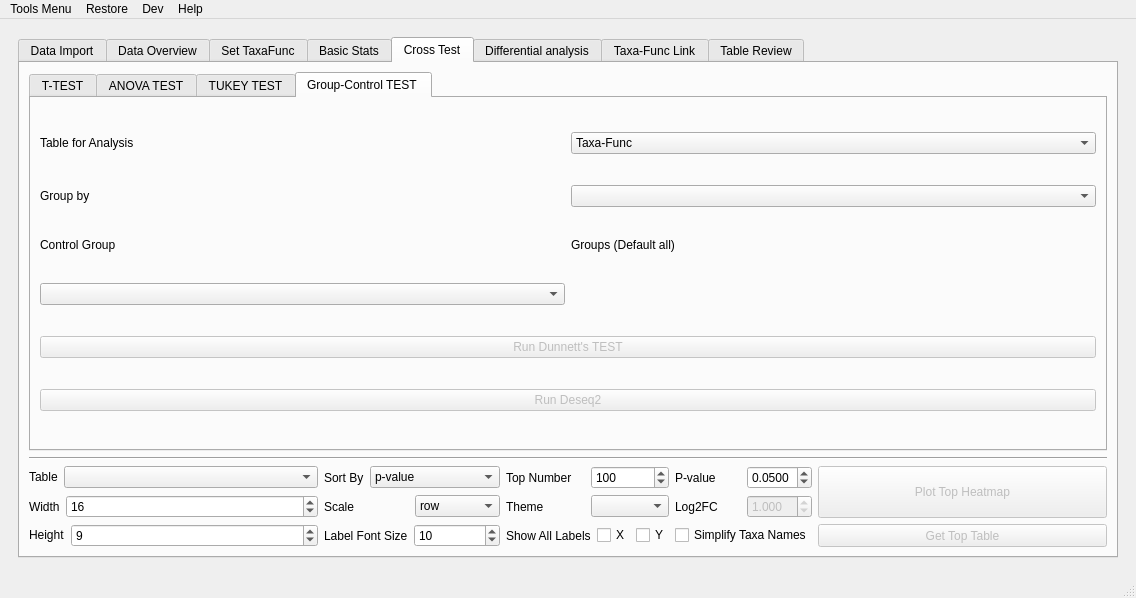
Old version of the form utils/MetaX_GUI/MainWindow.ui in the repository byemaxx/MetaX.
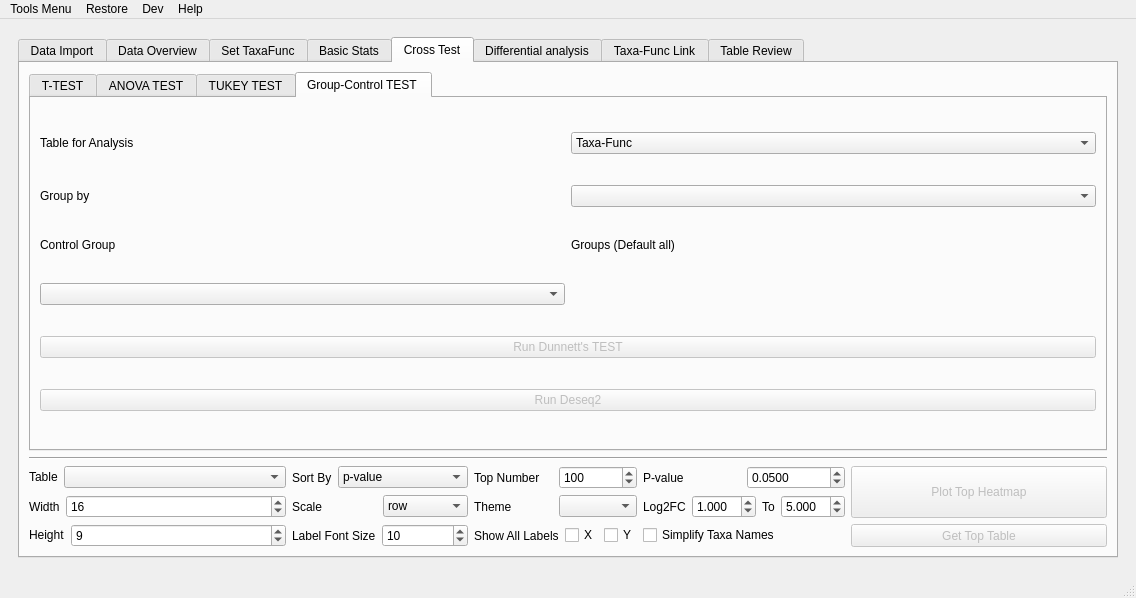
New version of the form.

```diff
--- a/utils/MetaX_GUI/MainWindow.ui
+++ b/utils/MetaX_GUI/MainWindow.ui
@@ -3044,7 +3044,7 @@
                 <item>
                  <widget class="QDoubleSpinBox" name="doubleSpinBox_log2fc_heatmap">
                   <property name="enabled">
-                   <bool>false</bool>
+                   <bool>true</bool>
                   </property>
                   <property name="showGroupSeparator" stdset="0">
                    <bool>false</bool>
@@ -3060,6 +3060,26 @@
                   </property>
                  </widget>
                 </item>
+                <item>
+                 <widget class="QLabel" name="label_139">
+                  <property name="text">
+                   <string>To</string>
+                  </property>
+                 </widget>
+                </item>
+                <item>
+                 <widget class="QDoubleSpinBox" name="doubleSpinBox_max_log2fc_heatmap">
+                  <property name="enabled">
+                   <bool>true</bool>
+                  </property>
+                  <property name="decimals">
+                   <number>3</number>
+                  </property>
+                  <property name="value">
+                   <double>5.000000000000000</double>
+                  </property>
+                 </widget>
+                </item>
                </layout>
               </item>
               <item row="3" column="5">
```
Left out of the diff: 2 changed lines with no effect on the pictures.
